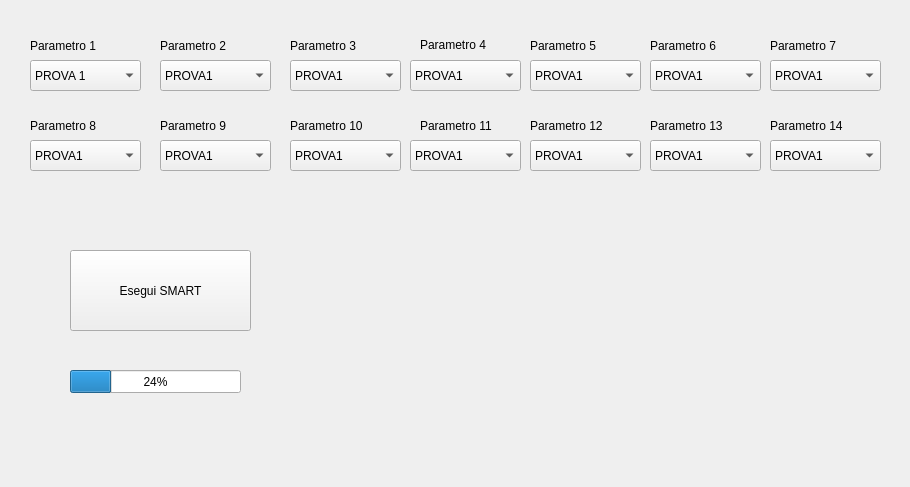
Before: the Qt Designer form GUISMART/mainwindow.ui in smart-tool/smart-gui, drawn with Qt 5.
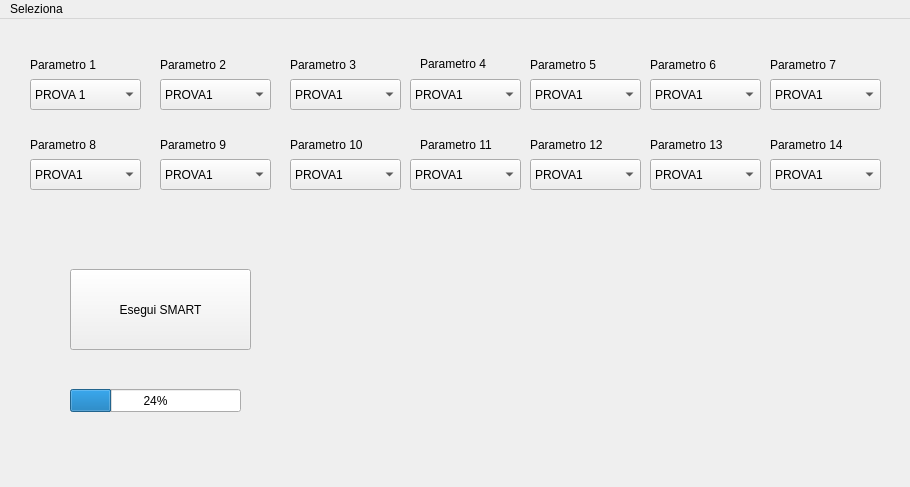
After: the same form once the commit is applied.

What changed in the file:
```diff
--- a/GUISMART/mainwindow.ui
+++ b/GUISMART/mainwindow.ui
@@ -647,6 +647,13 @@
      <height>25</height>
     </rect>
    </property>
+   <widget class="QMenu" name="menuSeleziona">
+    <property name="title">
+     <string>Seleziona</string>
+    </property>
+    <addaction name="actionSeleziona_algortmi"/>
+   </widget>
+   <addaction name="menuSeleziona"/>
   </widget>
  </widget>
  <layoutdefault spacing="6" margin="11"/>
```
Left out of the diff: 5 changed lines with no effect on the pictures.
